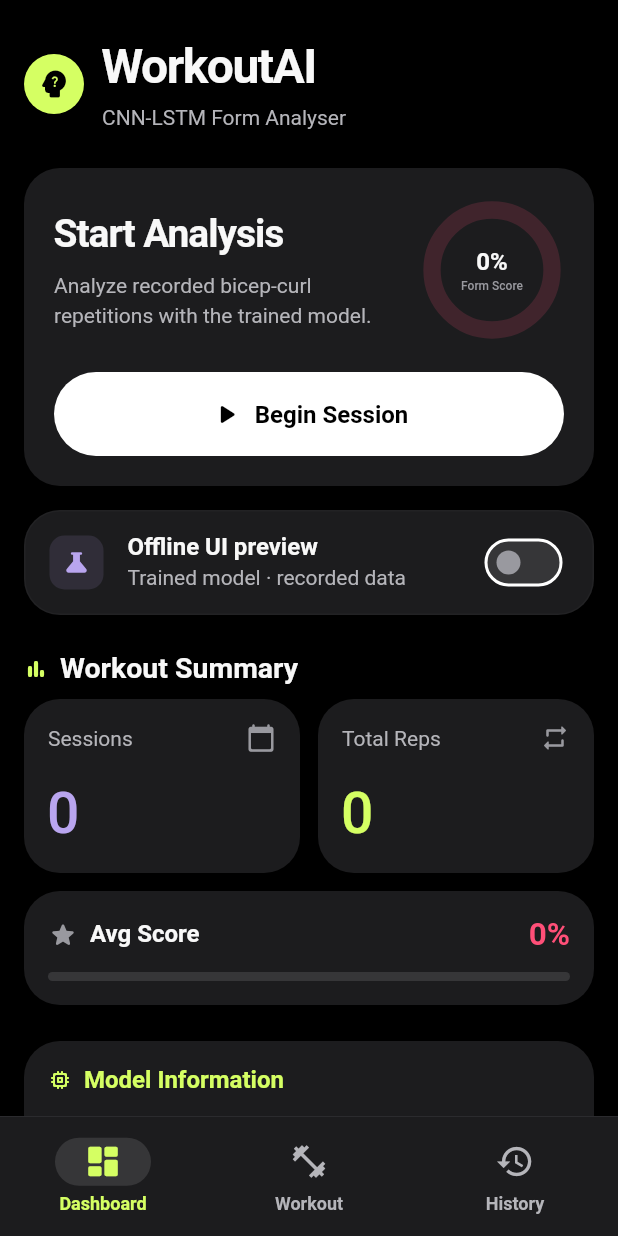
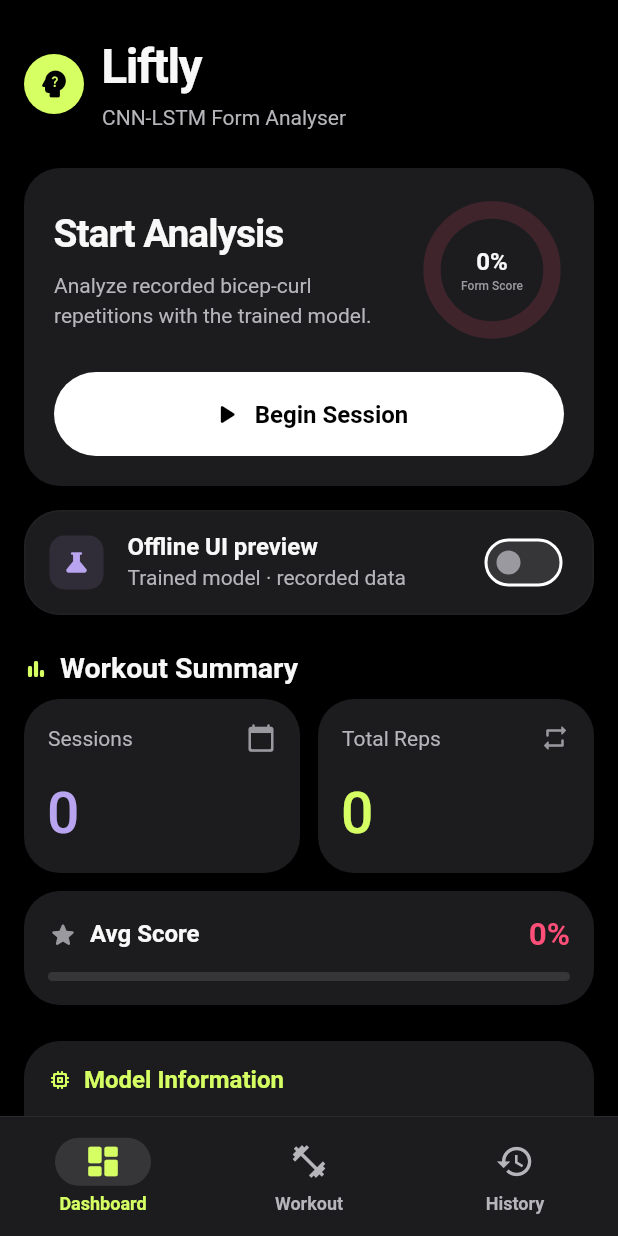
Before and after one commit to SpaceOfAbhi/Phase1_trial, a Flutter app: the screen it shows after launch, on a phone screen of 412 x 824 dp. Run offline on Flutter 3.47's test engine with Material 3 defaults, Android fonts, the phone set to English and light mode, and no system bars; our stand-ins replace equatable, fl_chart, shared_preferences.

Commit message:
Name the app Liftly and add logo directions

```diff
--- a/workout_ai/lib/main.dart
+++ b/workout_ai/lib/main.dart
@@ -39,7 +39,7 @@ class WorkoutAIApp extends StatelessWidget {
         ChangeNotifierProvider(create: (_) => AnalysisProvider()),
       ],
       child: MaterialApp(
-        title: 'WorkoutAI',
+        title: 'Liftly',
         debugShowCheckedModeBanner: false,
         theme: AppTheme.dark,
         builder: (context, child) => Center(
--- a/workout_ai/lib/screens/dashboard_screen.dart
+++ b/workout_ai/lib/screens/dashboard_screen.dart
@@ -193,7 +193,7 @@ class _DashboardAppBar extends StatelessWidget {
                   child: Column(
                       crossAxisAlignment: CrossAxisAlignment.start,
                       children: [
-                    Text('WorkoutAI', style: theme.textTheme.displayMedium),
+                    Text('Liftly', style: theme.textTheme.displayMedium),
                     const SizedBox(height: 4),
                     Text('CNN-LSTM Form Analyser',
                         style: theme.textTheme.bodyMedium),
```
Also changed, not shown: docs/branding/liftly-logo-directions.png (added), 10 other files.
